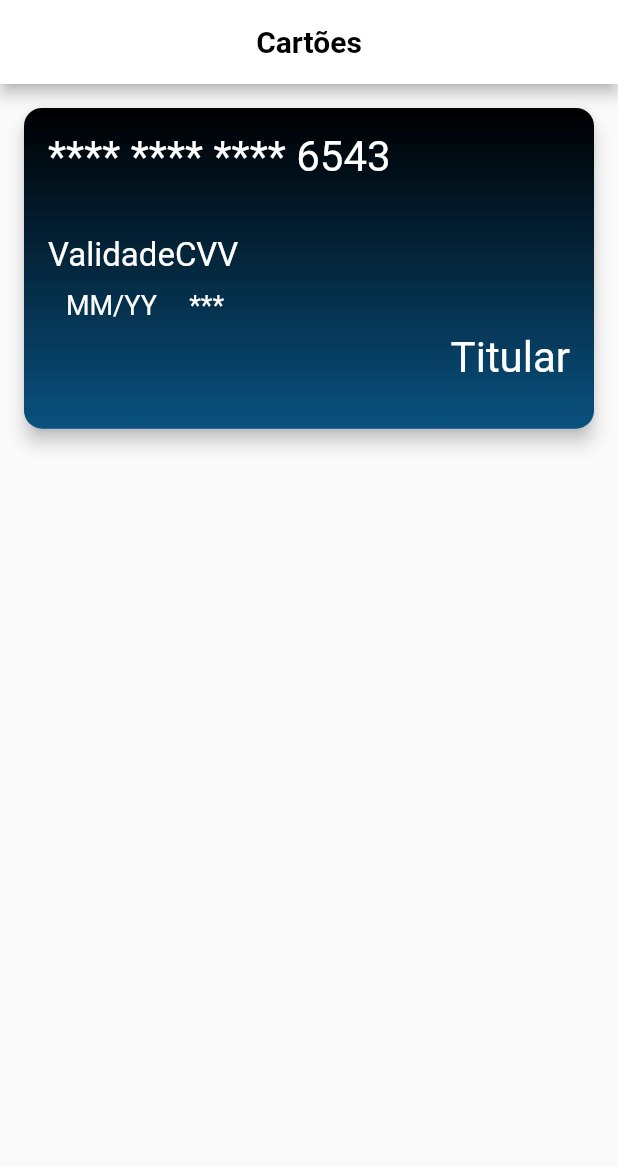
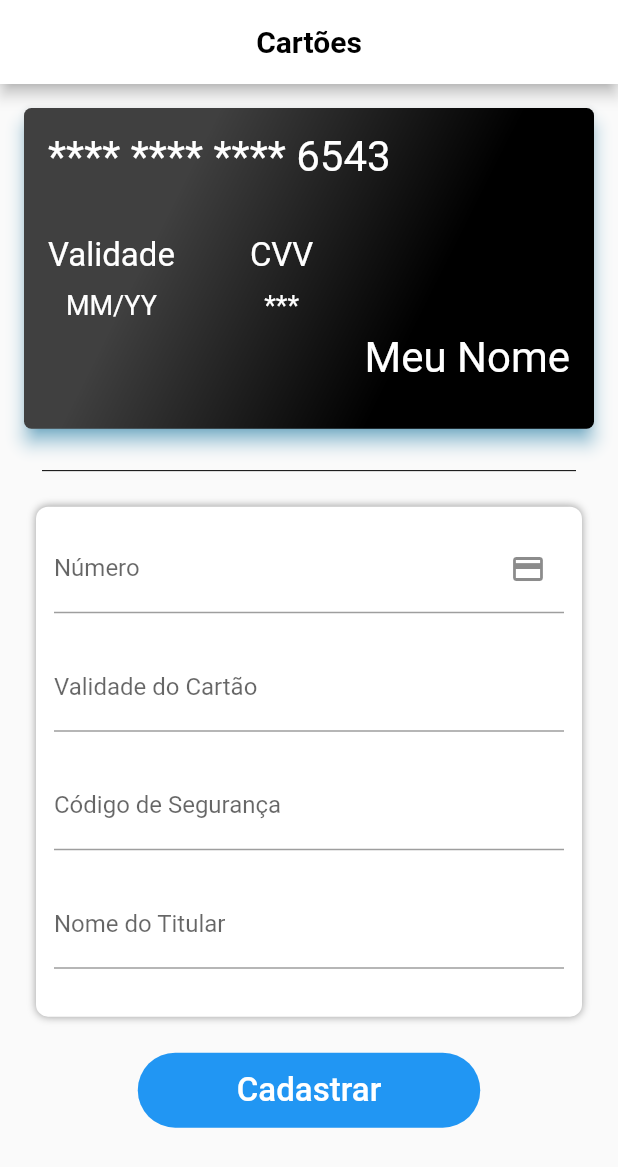
Before and after one commit to JoaoNery89/payment_card, a Flutter app: the screen it shows after launch, on a phone screen of 412 x 824 dp. Shown: the top 1167 px of the screen. Run offline on Flutter 3.47's test engine with Material 2 defaults, Android fonts, the phone set to English and light mode, and no system bars.

Commit message:
some layout adjustmets in both cards

```diff
--- a/lib/myCard.dart
+++ b/lib/myCard.dart
@@ -1,9 +1,15 @@
 import 'package:flutter/material.dart';
 
 class MyCard extends StatefulWidget {
-  MyCard({Key key, this.title}) : super(key: key);
+  MyCard({Key key, this.title, this.type, this.number, this.name, this.month}) : super(key: key);
 
   final String title;
+  CardType type;
+  String number;
+  String name;
+  int month;
+  int year;
+  int cvv;
 
   @override
   _MyCardState createState() => _MyCardState();
@@ -23,14 +29,15 @@ class _MyCardState extends State<MyCard> {
         backgroundColor: Colors.white,
       ),
       body: SingleChildScrollView(
-        padding: EdgeInsets.only(bottom: bottom),
+        padding: EdgeInsets.only(bottom: bottom,),
         reverse: true,
         child: SafeArea(
           child: Padding(
             padding: const EdgeInsets.fromLTRB(12.0,12.0,12.0,0),
             child: Column(
               children: [
-                Card(
+                Card( //Todo: Separar em um componente
+                  shadowColor: Colors.lightBlue,
                   child: Stack(
                     children: <Widget>[
                       Image.asset('assets/cardBg.png',fit: BoxFit.cover,),
@@ -76,7 +83,9 @@ class _MyCardState extends State<MyCard> {
                                     )
                                   ],
                                 ),
-                                Column(
+                                Padding(
+                                  padding: const EdgeInsets.only(left:50),
+                                  child: Column(
                                     children: <Widget>[
                                       Text(
                                         "CVV",
@@ -96,6 +105,7 @@ class _MyCardState extends State<MyCard> {
                                         ),
                                       )
                                     ],
+                                  ),
                                 )
                               ],
                             ),
@@ -103,7 +113,7 @@ class _MyCardState extends State<MyCard> {
                               height: 8.0,
                             ),
                             Text(
-                              "Titular",
+                              "Meu Nome",
                               style: TextStyle(
                                 color: Colors.white,
                                 fontSize: 28.0
@@ -119,7 +129,91 @@ class _MyCardState extends State<MyCard> {
                   clipBehavior: Clip.antiAliasWithSaveLayer,
                   semanticContainer: true,
                   shape: RoundedRectangleBorder(
-                    borderRadius: BorderRadius.circular(12.0)
+                    borderRadius: BorderRadius.circular(5.0)
+                  ),
+                ),
+                Padding(
+                  padding: const EdgeInsets.symmetric(horizontal: 16, vertical: 16,),
+                  child: Divider(
+                    color: Colors.black,
+                  ),
+                ),
+                Padding(
+                  padding: const EdgeInsets.symmetric(horizontal: 12),
+                  child: Container(
+                    decoration: BoxDecoration(
+                      color: Colors.white,
+                      shape: BoxShape.rectangle,
+                      //border: Border.all(color: Colors.black),
+                      borderRadius: BorderRadius.circular(8),
+                      boxShadow: [
+                        BoxShadow(
+                          color: Colors.black38,
+                          blurRadius: 4.0,
+                          spreadRadius: 0.0
+                        ),
+                      ]
+                    ),
+                    child: Padding(
+                      padding: const EdgeInsets.symmetric(horizontal: 12, vertical: 12),
+                      child: Column(
+                        children: [
+                          TextFormField(
+                            decoration: InputDecoration(
+                              labelText: "Número",
+                              suffixIcon: Icon(
+                                Icons.credit_card
+                              )
+                            ),
+                          ),
+                          SizedBox(
+                            height: 20.0,
+                          ),
+                          TextFormField(
+                            decoration: InputDecoration(
+                              labelText: "Validade do Cartão",
+                            ),
+                          ),
+                          SizedBox(
+                            height: 20.0,
+                          ),
+                          TextFormField(
+                            decoration: InputDecoration(
+                              labelText: "Código de Segurança",
+                            ),
+                          ),
+                          SizedBox(
+                            height: 20.0,
+                          ),
+                          TextFormField(
+                            decoration: InputDecoration(
+                              labelText: "Nome do Titular",
+                            ),
+                          ),
+                          SizedBox(
+                            height: 20.0,
+                          ),
+                        ],
+                      ),
+                    ),
+                  ),
+                ),
+                Padding(
+                  padding: const EdgeInsets.symmetric(vertical: 24),
+                  child: FlatButton(
+                    color: Colors.blue,
+                    onPressed: (){},
+                    shape: StadiumBorder(),
+                    child: Padding(
+                      padding: const EdgeInsets.symmetric(horizontal: 50.0, vertical: 12.0),
+                      child: Text(
+                        "Cadastrar",
+                        style: TextStyle(
+                          color: Colors.white,
+                          fontSize: 22.0
+                        ),
+                      ),
+                    ),
                   ),
                 ),
               ],
@@ -131,3 +225,10 @@ class _MyCardState extends State<MyCard> {
   }
 
 }
+
+enum CardType {
+  MasterCard,
+  Visa,
+  Others, // Any other card issuer
+  Invalid // We'll use this when the card is invalid
+}
```
Also changed, not shown: assets/cardBg.png. Lines whose indentation alone changed are shown as unchanged.
